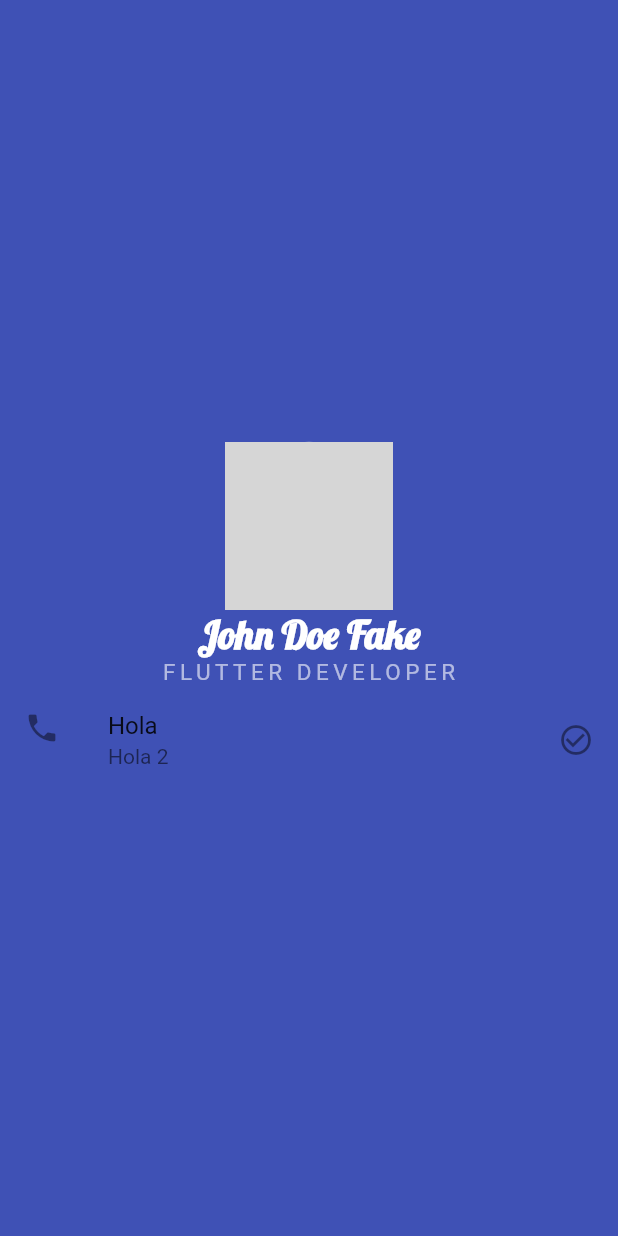
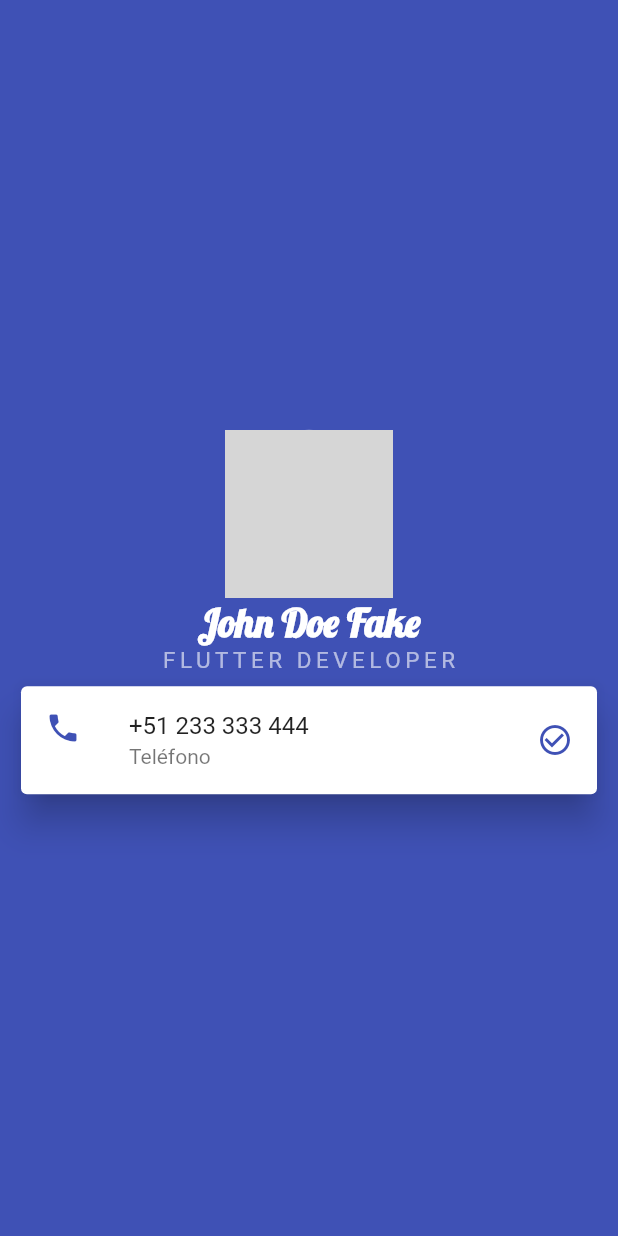
Before and after one commit to stark-ace-1891/tf04p_0007_ejemplos, a Flutter app: the screen it shows after launch, on a phone screen of 412 x 824 dp. Run offline on Flutter 3.47's test engine with Material 2 defaults, Android fonts, the phone set to English and light mode, and no system bars; network calls fail; grey boxes are pictures that could not be loaded.

Commit message:
Agregando card telefono

```diff
--- a/lib/main.dart
+++ b/lib/main.dart
@@ -44,12 +44,24 @@ class MyApp extends StatelessWidget {
                 fontWeight: FontWeight.w400,
               ),
             ),
-            ListTile(
-              leading: Icon(Icons.phone),
-              title: Text("Hola"),
-              subtitle: Text("Hola 2"),
-              trailing: Icon(
-                Icons.check_circle_outline,
+            Card(
+              color: Colors.white,
+              margin: EdgeInsets.symmetric(
+                horizontal: 14,
+                vertical: 8,
+              ),
+              elevation: 10,
+              child: ListTile(
+                leading: Icon(
+                  Icons.phone,
+                  color: Colors.indigo,
+                ),
+                title: Text("+51 233 333 444"),
+                subtitle: Text("Teléfono"),
+                trailing: Icon(
+                  Icons.check_circle_outline,
+                  color: Colors.indigo,
+                ),
               ),
             ),
           ],
```
Also changed, not shown: 1 other file.
